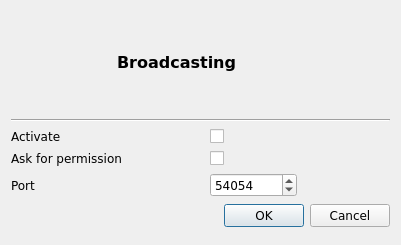
Above: branches/sayonara-885/src/GUI/broadcasting/GUI_BroadcastSetup.ui from shahid334/sayonara-player before the change. Below: the same form after it.
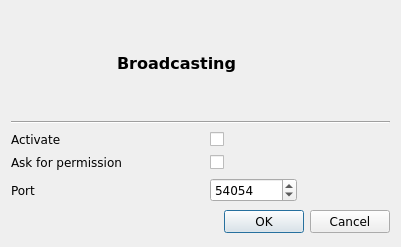
That is the form after the change. Icons and pictures are not drawn.

Diff of the .ui file:
```diff
--- a/branches/sayonara-885/src/GUI/broadcasting/GUI_BroadcastSetup.ui
+++ b/branches/sayonara-885/src/GUI/broadcasting/GUI_BroadcastSetup.ui
@@ -7,7 +7,7 @@
     <x>0</x>
     <y>0</y>
     <width>401</width>
-    <height>245</height>
+    <height>247</height>
    </rect>
   </property>
   <property name="windowTitle">
```
Left out of the diff: 10 changed lines with no effect on the pictures.
